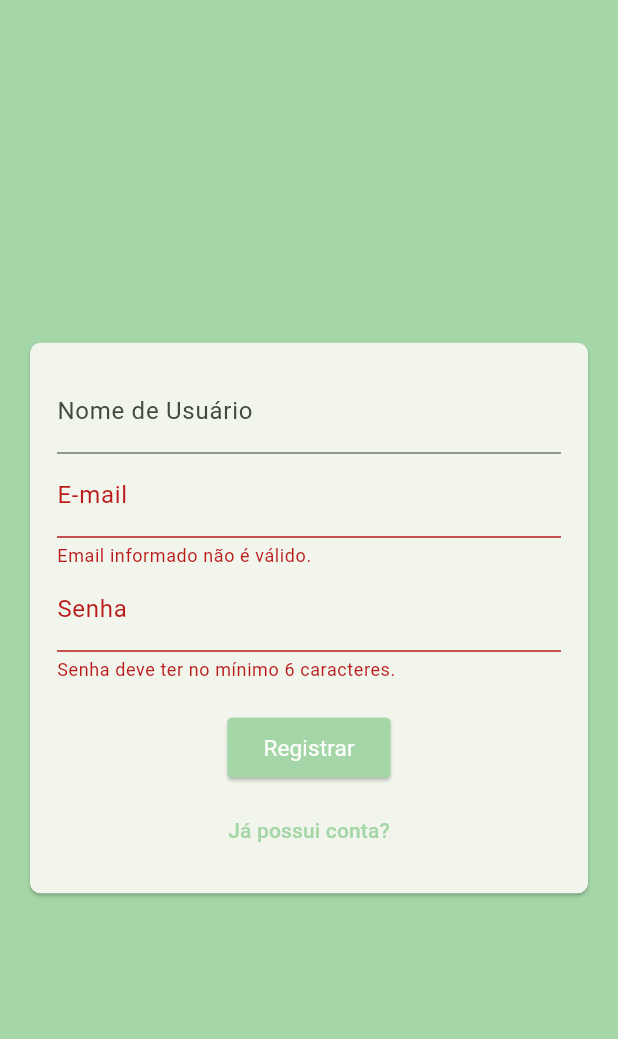
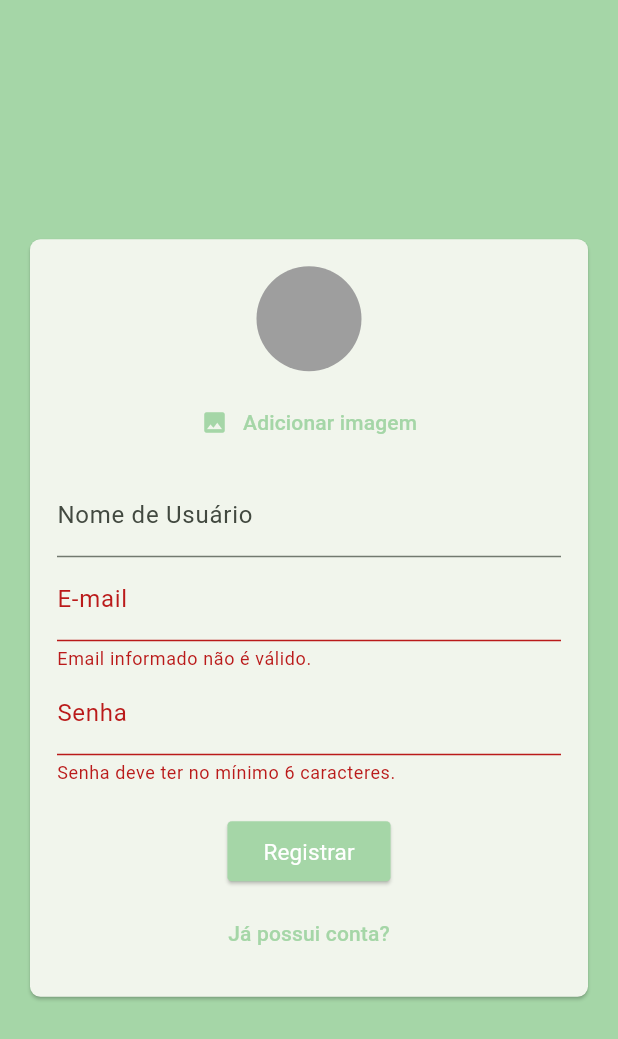
Before and after one commit to Andrew-Ssantos/chat_coder, a Flutter app: the screen it shows after launch, after a tap on "Entrar", after a tap on "Criar nova conta", on a phone screen of 412 x 824 dp. Shown: the top 1039 px of the screen. Run offline on Flutter 3.47's test engine with Material 2 defaults, Android fonts, the light colour scheme and no system bars; our stand-ins replace image_picker.

Commit message:
Atualizando projeto

```diff
--- a/lib/components/widgets/auth_form.dart
+++ b/lib/components/widgets/auth_form.dart
@@ -1,3 +1,6 @@
+import 'dart:io';
+
+import 'package:chat_with_firebase/components/widgets/user_image_picker.dart';
 import 'package:chat_with_firebase/model/auth_form_data.dart';
 import 'package:flutter/material.dart';
 
@@ -17,9 +20,26 @@ class _AuthFormState extends State<AuthForm> {
   final _formKey = GlobalKey<FormState>();
   final _formData = AuthFormData();
 
+  void _handleImagePick(File image) {
+    _formData.image = image;
+  }
+
+  void _showError(String msg) {
+    ScaffoldMessenger.of(context).showSnackBar(
+      SnackBar(
+        content: Text(msg),
+        backgroundColor: Colors.red.shade300,
+      ),
+    );
+  }
+
   void _submit() {
     final isValid = _formKey.currentState?.validate() ?? false;
     if (!isValid) return;
+
+    if (_formData.image == null && _formData.isSignUp) {
+      return _showError('Imagem não informada!');
+    }
 
     widget.onSubmit(_formData);
   }
@@ -35,6 +55,8 @@ class _AuthFormState extends State<AuthForm> {
           key: _formKey,
           child: Column(
             children: [
+              if (_formData.isSignUp)
+                UserImagePicker(onImagePick: _handleImagePick),
               if (_formData.isSignUp)
                 TextFormField(
                   key: const ValueKey('username'),
--- /dev/null
+++ b/lib/components/widgets/user_image_picker.dart
@@ -0,0 +1,66 @@
+import 'dart:io';
+
+import 'package:flutter/material.dart';
+import 'package:image_picker/image_picker.dart';
+
+class UserImagePicker extends StatefulWidget {
+  final void Function(File image) onImagePick;
+
+  const UserImagePicker({
+    super.key,
+    required this.onImagePick,
+  });
+
+  @override
+  State<UserImagePicker> createState() => _UserImagePickerState();
+}
+
+class _UserImagePickerState extends State<UserImagePicker> {
+  File? _image;
+
+  Future<void> _pickImage() async {
+    final picker = ImagePicker();
+    final pickedImage = await picker.pickImage(
+      source: ImageSource.gallery,
+      imageQuality: 100,
+      maxWidth: 150,
+    );
+
+    if (pickedImage != null) {
+      setState(() {
+        _image = File(pickedImage.path);
+      });
+      widget.onImagePick(_image!);
+    }
+  }
+
+  @override
+  Widget build(BuildContext context) {
+    return Column(
+      children: [
+        CircleAvatar(
+          radius: 35,
+          backgroundColor: Colors.grey,
+          backgroundImage: _image != null ? FileImage(_image!) : null,
+        ),
+        Padding(
+          padding: const EdgeInsets.all(10),
+          child: TextButton(
+            style: ButtonStyle(
+                shape: MaterialStatePropertyAll(RoundedRectangleBorder(
+                    borderRadius: BorderRadius.circular(3)))),
+            onPressed: _pickImage,
+            child: Row(
+              mainAxisAlignment: MainAxisAlignment.center,
+              children: [
+                Icon(Icons.image, color: Theme.of(context).colorScheme.primary),
+                const SizedBox(width: 10),
+                const Text('Adicionar imagem'),
+              ],
+            ),
+          ),
+        ),
+      ],
+    );
+  }
+}
--- a/lib/pages/auth_page.dart
+++ b/lib/pages/auth_page.dart
@@ -12,8 +12,10 @@ class AuthPage extends StatefulWidget {
 class _AuthPageState extends State<AuthPage> {
   bool _isLoading = false;
 
-  void _handleSubmit(AuthFormData formData) {
-    setState(() => _isLoading = true);
+  Future<void> _handleSubmit(AuthFormData formData) async {
+    try {
+      setState(() => _isLoading = true);
+    } catch (error) {}
 
     print('AuthPage');
     print(formData.email);
--- a/pubspec.yaml
+++ b/pubspec.yaml
@@ -35,6 +35,7 @@ dependencies:
   # The following adds the Cupertino Icons font to your application.
   # Use with the CupertinoIcons class for iOS style icons.
   cupertino_icons: ^1.0.2
+  image_picker: ^1.0.2
 
 dev_dependencies:
   flutter_test:
```
Also changed, not shown: pubspec.lock, 6 other files.
